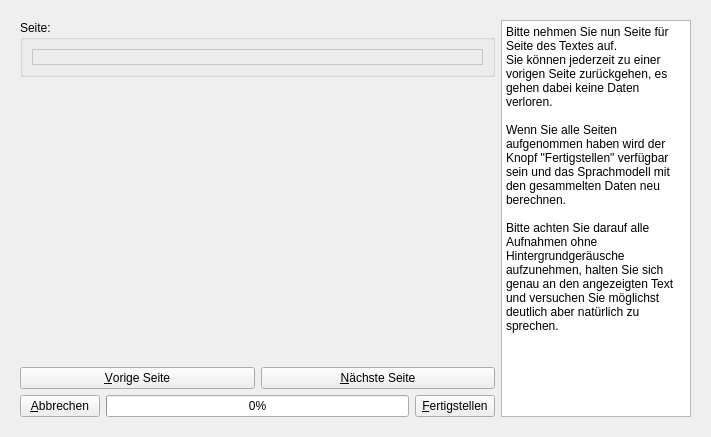
KDE/simon, file simon/src/ModelManagement/Training/trainmain.ui: the form before one commit.
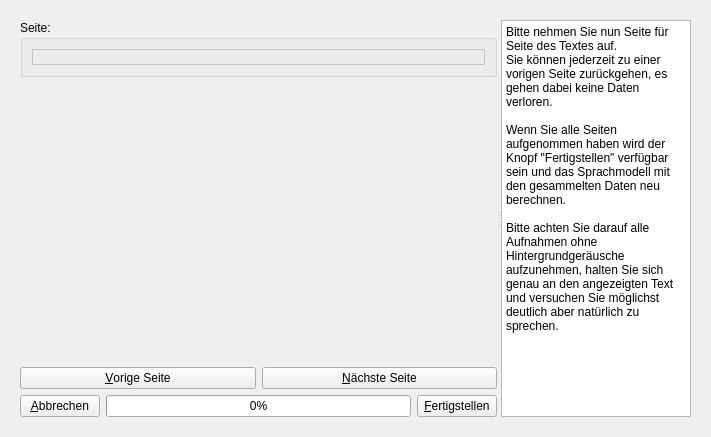
The form after the commit. The open tabs and pages were chosen to show the change. Icons and pictures are not drawn. Custom widgets are drawn as their Qt base class.

The edit to the form file:
```diff
--- a/simon/src/ModelManagement/Training/trainmain.ui
+++ b/simon/src/ModelManagement/Training/trainmain.ui
@@ -118,8 +118,13 @@
       </layout>
      </widget>
      <widget class="QWidget" name="page_3" >
-      <layout class="QHBoxLayout" >
+      <layout class="QVBoxLayout" name="verticalLayout" >
        <item>
+        <widget class="QSplitter" name="splitter" >
+         <property name="orientation" >
+          <enum>Qt::Horizontal</enum>
+         </property>
+         <widget class="QWidget" name="" >
         <layout class="QVBoxLayout" >
          <property name="spacing" >
           <number>6</number>
@@ -324,8 +329,7 @@
           </layout>
          </item>
         </layout>
-       </item>
-       <item>
+         </widget>
         <widget class="QTextEdit" name="textEdit" >
          <property name="maximumSize" >
           <size>
@@ -348,6 +352,7 @@
 &lt;p style="-qt-paragraph-type:empty; margin-top:0px; margin-bottom:0px; margin-left:0px; margin-right:0px; -qt-block-indent:0; text-indent:0px; font-size:9pt;">&lt;/p>
 &lt;p style=" margin-top:0px; margin-bottom:0px; margin-left:0px; margin-right:0px; -qt-block-indent:0; text-indent:0px; font-size:9pt;">Bitte achten Sie darauf alle Aufnahmen ohne Hintergrundgeräusche aufzunehmen, halten Sie sich genau an den angezeigten Text und versuchen Sie möglichst deutlich aber natürlich zu sprechen.&lt;/p>&lt;/body>&lt;/html></string>
          </property>
+         </widget>
         </widget>
        </item>
       </layout>
```
Lines whose indentation alone changed are shown as unchanged.
